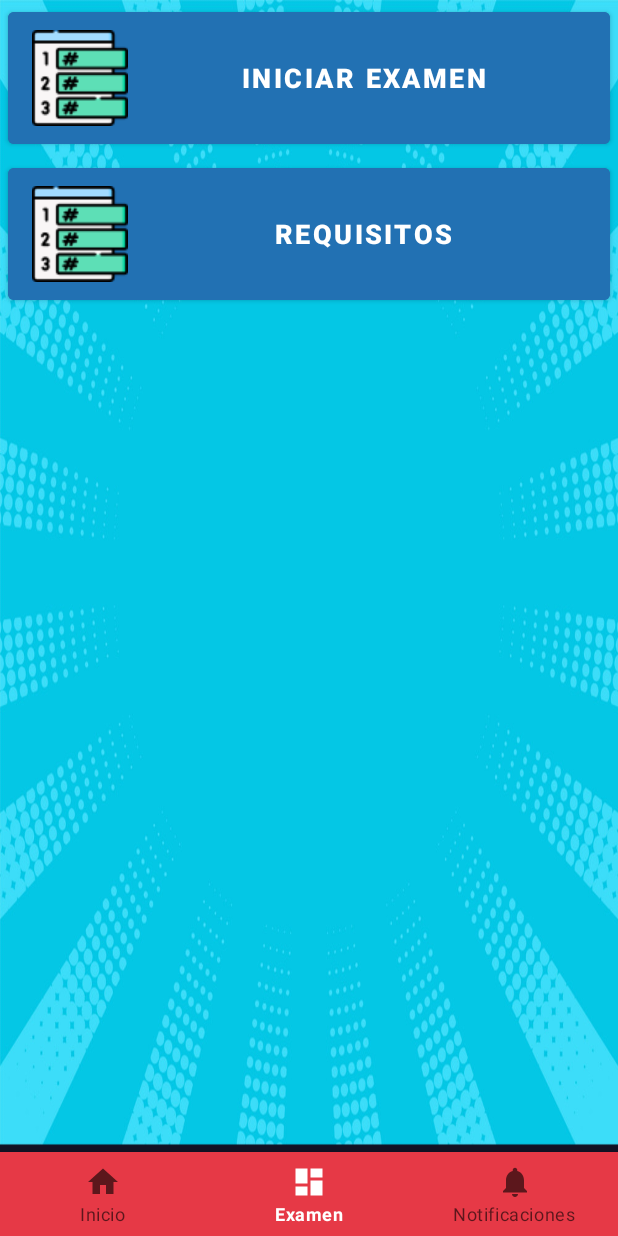
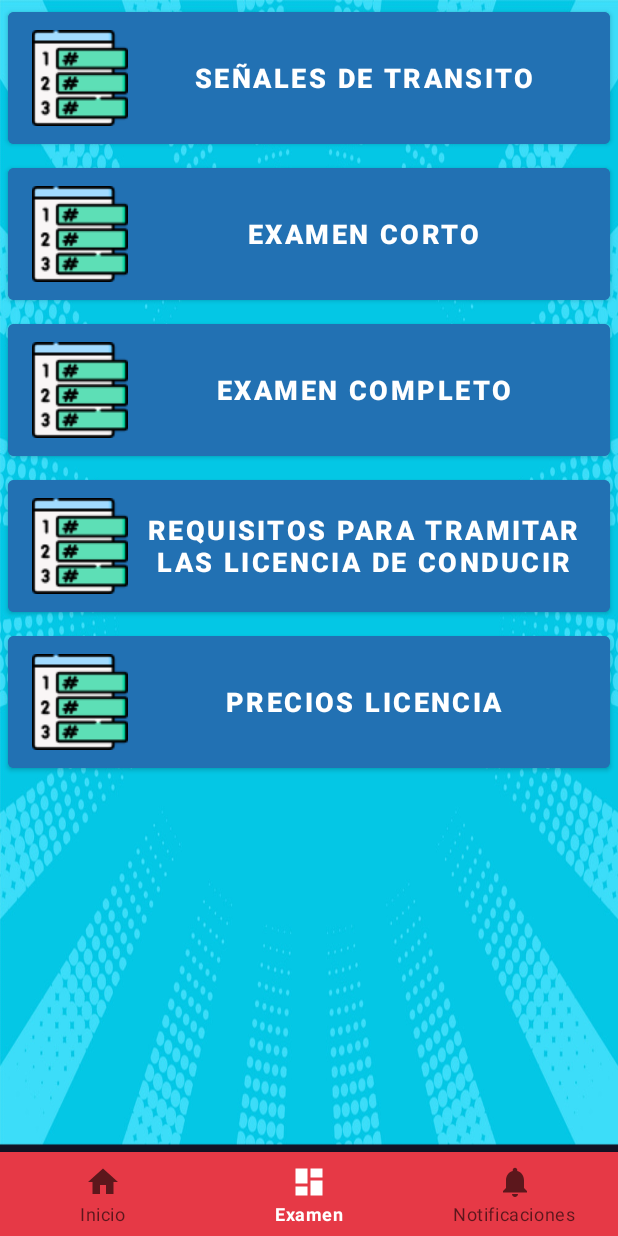
Before and after one commit to mccesar1/QuizzVial, an Android app: the screen it shows after launch (MainActivity), item 2 of the bottom bar chosen, on a phone screen of 412 x 824 dp. Run offline under Robolectric (Android 15) with nearby library versions, the phone set to English and light mode, and no system bars; our stand-ins replace navigation-ui; 3 statements that could not run were skipped.

Commit message:
pantallas nuevas

```diff
--- a/app/src/main/java/com/example/asistentevial/ui/dashboard/DashboardFragment.java
+++ b/app/src/main/java/com/example/asistentevial/ui/dashboard/DashboardFragment.java
@@ -13,12 +13,14 @@ import com.example.asistentevial.R;
 import com.example.asistentevial.databinding.FragmentDashboardBinding;
 import com.example.asistentevial.ui.Preguntas.PreguntasActivity;
 import com.example.asistentevial.ui.requisitos.Requisitos;
+import com.example.asistentevial.ui.senales.SenalesActivity;
 
 public class DashboardFragment extends Fragment {
 
     private FragmentDashboardBinding binding;
     private Button Button1;
     private Button Button2;
+    private Button btnSenales;
 
     public View onCreateView(@NonNull LayoutInflater inflater, ViewGroup container, Bundle savedInstanceState) {
         DashboardViewModel dashboardViewModel = new ViewModelProvider(this).get(DashboardViewModel.class);
@@ -26,6 +28,7 @@ public class DashboardFragment extends Fragment {
         View root = binding.getRoot();
         Button1 = root.findViewById(R.id.button1);
         Button2 = root.findViewById(R.id.button2);
+        btnSenales = root.findViewById(R.id.btnSenales);
 
         Button1.setOnClickListener(new View.OnClickListener() {
             @Override
@@ -47,6 +50,17 @@ public class DashboardFragment extends Fragment {
                 startActivity(intent);
             }
         });
+
+        btnSenales.setOnClickListener(new View.OnClickListener() {
+            @Override
+            public void onClick(View view) {
+
+                //abrir nueva actividad con varios botones para seleccionar el tipo de reporte
+                Intent intent = new Intent(getActivity(), SenalesActivity.class);
+
+                startActivity(intent);
+            }
+        });
         return root;
     }
     @Override
--- a/app/src/main/res/layout/fragment_dashboard.xml
+++ b/app/src/main/res/layout/fragment_dashboard.xml
@@ -16,7 +16,7 @@
             android:orientation="vertical">
 
             <Button
-                android:id="@+id/button1"
+                android:id="@+id/btnSenales"
                 android:layout_width="match_parent"
                 android:layout_height="100dp"
                 android:layout_marginStart="5dp"
@@ -29,7 +29,39 @@
                 android:drawableLeft="@drawable/subtopic"
                 android:textSize="18dp"
                 android:backgroundTint="#2271b3"
-                android:text="Iniciar examen" />
+                android:text="Señales de transito" />
+
+            <Button
+                android:id="@+id/button3"
+                android:layout_width="match_parent"
+                android:layout_height="100dp"
+                android:layout_marginStart="5dp"
+                android:layout_marginTop="2dp"
+                android:layout_marginEnd="5dp"
+                android:layout_marginBottom="2dp"
+                android:onClick="buttonClick"
+                android:textColor="@color/white"
+                android:textStyle="bold"
+                android:drawableLeft="@drawable/subtopic"
+                android:textSize="18dp"
+                android:backgroundTint="#2271b3"
+                android:text="Examen corto" />
+
+            <Button
+                android:id="@+id/button6"
+                android:layout_width="match_parent"
+                android:layout_height="100dp"
+                android:layout_marginStart="5dp"
+                android:layout_marginTop="2dp"
+                android:layout_marginEnd="5dp"
+                android:layout_marginBottom="2dp"
+                android:onClick="buttonClick"
+                android:textColor="@color/white"
+                android:textStyle="bold"
+                android:drawableLeft="@drawable/subtopic"
+                android:textSize="18dp"
+                android:backgroundTint="#2271b3"
+                android:text="Examen completo" />
 
             <Button
                 android:id="@+id/button2"
@@ -45,9 +77,39 @@
                 android:drawableLeft="@drawable/subtopic"
                 android:textSize="18dp"
                 android:backgroundTint="#2271b3"
-                android:text="REQUISITOS" />
+                android:text="Requisitos para tramitar las licencia de conducir" />
 
+<!--            <Button-->
+<!--                android:id="@+id/button1"-->
+<!--                android:layout_width="match_parent"-->
+<!--                android:layout_height="100dp"-->
+<!--                android:layout_marginStart="5dp"-->
+<!--                android:layout_marginTop="2dp"-->
+<!--                android:layout_marginEnd="5dp"-->
+<!--                android:layout_marginBottom="2dp"-->
+<!--                android:onClick="buttonClick"-->
+<!--                android:textColor="@color/white"-->
+<!--                android:textStyle="bold"-->
+<!--                android:drawableLeft="@drawable/subtopic"-->
+<!--                android:textSize="18dp"-->
+<!--                android:backgroundTint="#2271b3"-->
+<!--                android:text="Iniciar examen" />-->
 
+            <Button
+                android:id="@+id/button5"
+                android:layout_width="match_parent"
+                android:layout_height="100dp"
+                android:layout_marginStart="5dp"
+                android:layout_marginTop="2dp"
+                android:layout_marginEnd="5dp"
+                android:layout_marginBottom="2dp"
+                android:onClick="buttonClick"
+                android:textColor="@color/white"
+                android:textStyle="bold"
+                android:drawableLeft="@drawable/subtopic"
+                android:textSize="18dp"
+                android:backgroundTint="#2271b3"
+                android:text="Precios Licencia" />
 
 
         </LinearLayout>
```
Also changed, not shown: app/src/main/java/com/example/asistentevial/ui/precios/PreciosActivity.java (added, +45 -0 lines), app/src/main/java/com/example/asistentevial/ui/senales/SenalesActivity.java (added, +46 -0 lines), app/src/main/res/layout/precios.xml (added, +48 -0 lines), app/src/main/res/layout/senales.xml (added, +47 -0 lines).
